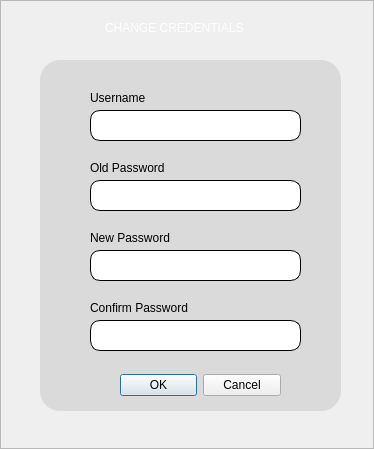
The window that ui/changeCredentials.ui (HimoJCode/Automated-Attendance-Tracking) describes before a commit, drawn with Qt 5.
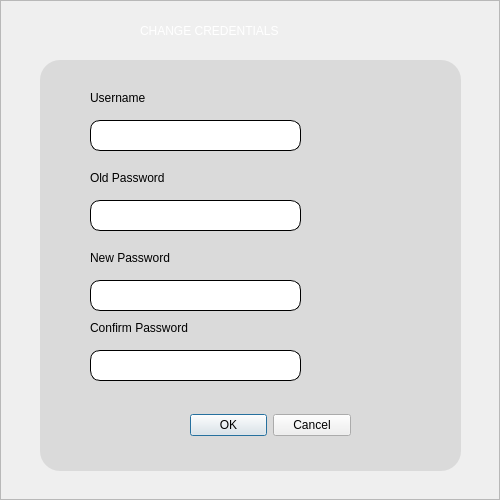
The same window after the commit. Icons and pictures are not drawn.

Diff of the .ui file:
```diff
--- a/ui/changeCredentials.ui
+++ b/ui/changeCredentials.ui
@@ -6,8 +6,8 @@
    <rect>
     <x>0</x>
     <y>0</y>
-    <width>374</width>
-    <height>449</height>
+    <width>500</width>
+    <height>500</height>
    </rect>
   </property>
   <property name="windowTitle">
@@ -45,10 +45,10 @@
      <widget class="QLabel" name="label_2">
       <property name="geometry">
        <rect>
-        <x>105</x>
+        <x>140</x>
         <y>20</y>
-        <width>191</width>
-        <height>16</height>
+        <width>231</width>
+        <height>21</height>
        </rect>
       </property>
       <property name="styleSheet">
@@ -64,8 +64,8 @@
        <rect>
         <x>40</x>
         <y>60</y>
-        <width>301</width>
-        <height>351</height>
+        <width>421</width>
+        <height>411</height>
        </rect>
       </property>
       <property name="styleSheet">
@@ -95,7 +95,7 @@
        <property name="geometry">
         <rect>
          <x>50</x>
-         <y>50</y>
+         <y>60</y>
          <width>211</width>
          <height>31</height>
         </rect>
@@ -105,7 +105,7 @@
        <property name="geometry">
         <rect>
          <x>50</x>
-         <y>120</y>
+         <y>140</y>
          <width>211</width>
          <height>31</height>
         </rect>
@@ -119,7 +119,7 @@
         <rect>
          <x>50</x>
          <y>30</y>
-         <width>71</width>
+         <width>81</width>
          <height>16</height>
         </rect>
        </property>
@@ -131,8 +131,8 @@
        <property name="geometry">
         <rect>
          <x>50</x>
-         <y>100</y>
-         <width>91</width>
+         <y>110</y>
+         <width>121</width>
          <height>16</height>
         </rect>
        </property>
@@ -143,8 +143,8 @@
       <widget class="QDialogButtonBox" name="buttonBox">
        <property name="geometry">
         <rect>
-         <x>80</x>
-         <y>310</y>
+         <x>150</x>
+         <y>350</y>
          <width>161</width>
          <height>31</height>
         </rect>
@@ -157,7 +157,7 @@
        <property name="geometry">
         <rect>
          <x>50</x>
-         <y>260</y>
+         <y>290</y>
          <width>211</width>
          <height>31</height>
         </rect>
@@ -170,8 +170,8 @@
        <property name="geometry">
         <rect>
          <x>50</x>
-         <y>240</y>
-         <width>121</width>
+         <y>260</y>
+         <width>141</width>
          <height>16</height>
         </rect>
        </property>
@@ -183,7 +183,7 @@
        <property name="geometry">
         <rect>
          <x>50</x>
-         <y>170</y>
+         <y>190</y>
          <width>121</width>
          <height>16</height>
         </rect>
@@ -196,7 +196,7 @@
        <property name="geometry">
         <rect>
          <x>50</x>
-         <y>190</y>
+         <y>220</y>
          <width>211</width>
          <height>31</height>
         </rect>
```
